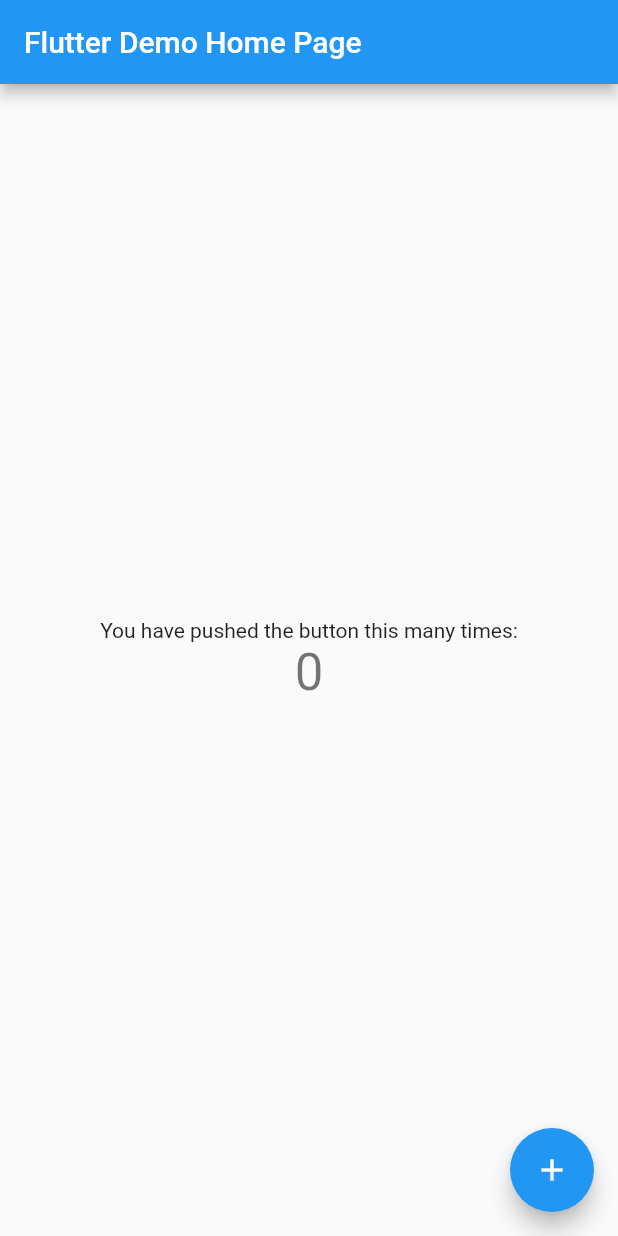
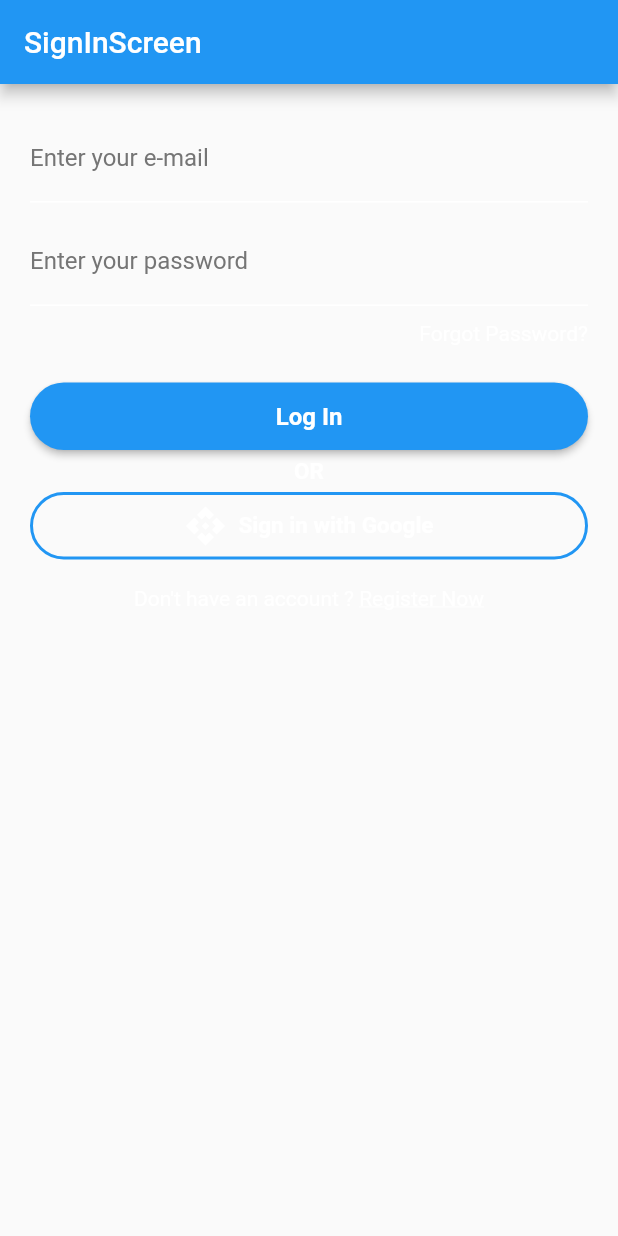
Before and after one commit to areenasjayan333/OnetoOneChatApp, a Flutter app: the screen it shows after launch, on a phone screen of 412 x 824 dp. Run offline on Flutter 3.47's test engine with Material 2 defaults, Android fonts, the phone set to English and light mode, and no system bars; our stand-ins replace firebase_auth; accounts and stored records are empty.

Commit message:
first commit

```diff
--- /dev/null
+++ b/lib/SignInScreen.dart
@@ -0,0 +1,179 @@
+import 'package:flutter/material.dart';
+
+class SignInScreen extends StatefulWidget {
+  @override
+  _SignInScreenState createState() => _SignInScreenState();
+}
+
+class _SignInScreenState extends State<SignInScreen> {
+  final formKey = GlobalKey<FormState>();
+  TextEditingController emailTextEditingController = TextEditingController();
+  TextEditingController passwordTextEditingController = TextEditingController();
+  @override
+  Widget build(BuildContext context) {
+    return Scaffold(
+      appBar: AppBar(
+        title: Text('SignInScreen'),
+      ),
+      body:
+          // ? Container(child: Center(child: CircularProgressIndicator()))
+          SingleChildScrollView(
+        child: Padding(
+          padding: const EdgeInsets.all(20.0),
+          child: Column(
+            mainAxisAlignment: MainAxisAlignment.spaceBetween,
+            children: [
+              Form(
+                key: formKey,
+                child: Column(
+                  children: [
+                    TextFormField(
+                      controller: emailTextEditingController,
+                      validator: (val) {
+                        return RegExp(
+                                    r"^[a-zA-Z0-9.a-zA-Z0-9.!#$%&'*+-/=?^_`{|}~]+@[a-zA-Z0-9]+\.[a-zA-Z]+")
+                                .hasMatch(val!)
+                            ? null
+                            : "Please provide a valid email-id";
+                      },
+                      style: TextStyle(color: Colors.white),
+                      decoration: InputDecoration(
+                          enabledBorder: UnderlineInputBorder(
+                            borderSide: BorderSide(color: Colors.white),
+                          ),
+                          labelText: 'Enter your e-mail ',
+                          labelStyle: TextStyle(
+                            color: Colors.grey[600],
+                          )),
+                    ),
+                    SizedBox(
+                      height: 10,
+                    ),
+                    TextFormField(
+                      controller: passwordTextEditingController,
+                      validator: (val) {
+                        if (val!.length > 6) {
+                          return null;
+                        } else {
+                          return "Please provide password";
+                        }
+                      },
+                      obscureText: true,
+                      style: TextStyle(color: Colors.white),
+                      decoration: InputDecoration(
+                          enabledBorder: UnderlineInputBorder(
+                            borderSide: BorderSide(color: Colors.white),
+                          ),
+                          labelText: 'Enter your password',
+                          labelStyle: TextStyle(
+                            color: Colors.grey[600],
+                          )),
+                    ),
+                  ],
+                ),
+              ),
+              SizedBox(
+                height: 10,
+              ),
+              Container(
+                alignment: Alignment(1.0, 0.0),
+                child: Text(
+                  'Forgot Password?',
+                  style: TextStyle(color: Colors.white),
+                ),
+              ),
+              SizedBox(
+                height: 25,
+              ),
+              SizedBox(
+                width: double.infinity,
+                height: 45,
+                child: ElevatedButton(
+                  style: ElevatedButton.styleFrom(
+                    primary: Colors.blue,
+                    onPrimary: Colors.white,
+                    shape: RoundedRectangleBorder(
+                      borderRadius: BorderRadius.all(
+                        Radius.circular(30),
+                      ),
+                    ),
+                  ),
+                  onPressed: () {},
+                  child: Text(
+                    'Log In',
+                    style: TextStyle(
+                        color: Colors.white,
+                        fontWeight: FontWeight.bold,
+                        fontSize: 16),
+                  ),
+                ),
+              ),
+              SizedBox(
+                height: 5,
+              ),
+              Text(
+                "OR",
+                textAlign: TextAlign.center,
+                style: TextStyle(
+                    color: Colors.white,
+                    fontWeight: FontWeight.bold,
+                    fontSize: 15),
+              ),
+              SizedBox(
+                height: 5,
+              ),
+              SizedBox(
+                width: double.infinity, //260
+                height: 45,
+                child: OutlinedButton.icon(
+                  style: OutlinedButton.styleFrom(
+                    primary: Colors.white,
+                    side: BorderSide(color: Colors.blue, width: 2.0),
+                    shape: RoundedRectangleBorder(
+                      borderRadius: BorderRadius.all(
+                        Radius.circular(30),
+                      ),
+                    ),
+                  ),
+                  icon: Icon(
+                    Icons.api,
+                    size: 28,
+                  ),
+                  label: Text(
+                    'Sign in with Google',
+                    style: TextStyle(
+                        color: Colors.white,
+                        fontWeight: FontWeight.w600,
+                        fontSize: 15),
+                  ),
+                  onPressed: () {},
+                ),
+              ),
+              SizedBox(height: 10),
+              Row(
+                mainAxisAlignment: MainAxisAlignment.center,
+                children: [
+                  Text("Don't have an account ? ",
+                      style: TextStyle(
+                        color: Colors.white,
+                      )),
+                  GestureDetector(
+                    onTap: () {},
+                    child: Container(
+                      padding: EdgeInsets.symmetric(vertical: 8),
+                      child: Text("Register Now",
+                          style: TextStyle(
+                            color: Colors.white,
+                            decoration: TextDecoration.underline,
+                          )),
+                    ),
+                  )
+                ],
+              )
+            ],
+          ),
+        ),
+      ),
+    );
+  }
+}
--- a/lib/main.dart
+++ b/lib/main.dart
@@ -1,113 +1,19 @@
 import 'package:flutter/material.dart';
+import 'SignInScreen.dart';
 
 void main() {
   runApp(MyApp());
 }
 
 class MyApp extends StatelessWidget {
-  // This widget is the root of your application.
   @override
   Widget build(BuildContext context) {
     return MaterialApp(
       title: 'Flutter Demo',
       theme: ThemeData(
-        // This is the theme of your application.
-        //
-        // Try running your application with "flutter run". You'll see the
-        // application has a blue toolbar. Then, without quitting the app, try
-        // changing the primarySwatch below to Colors.green and then invoke
-        // "hot reload" (press "r" in the console where you ran "flutter run",
-        // or simply save your changes to "hot reload" in a Flutter IDE).
-        // Notice that the counter didn't reset back to zero; the application
-        // is not restarted.
         primarySwatch: Colors.blue,
       ),
-      home: MyHomePage(title: 'Flutter Demo Home Page'),
+      home: SignInScreen(),
     );
   }
 }
-
-class MyHomePage extends StatefulWidget {
-  MyHomePage({Key? key, required this.title}) : super(key: key);
-
-  // This widget is the home page of your application. It is stateful, meaning
-  // that it has a State object (defined below) that contains fields that affect
-  // how it looks.
-
-  // This class is the configuration for the state. It holds the values (in this
-  // case the title) provided by the parent (in this case the App widget) and
-  // used by the build method of the State. Fields in a Widget subclass are
-  // always marked "final".
-
-  final String title;
-
-  @override
-  _MyHomePageState createState() => _MyHomePageState();
-}
-
-class _MyHomePageState extends State<MyHomePage> {
-  int _counter = 0;
-
-  void _incrementCounter() {
-    setState(() {
-      // This call to setState tells the Flutter framework that something has
-      // changed in this State, which causes it to rerun the build method below
-      // so that the display can reflect the updated values. If we changed
-      // _counter without calling setState(), then the build method would not be
-      // called again, and so nothing would appear to happen.
-      _counter++;
-    });
-  }
-
-  @override
-  Widget build(BuildContext context) {
-    // This method is rerun every time setState is called, for instance as done
-    // by the _incrementCounter method above.
-    //
-    // The Flutter framework has been optimized to make rerunning build methods
-    // fast, so that you can just rebuild anything that needs updating rather
-    // than having to individually change instances of widgets.
-    return Scaffold(
-      appBar: AppBar(
-        // Here we take the value from the MyHomePage object that was created by
-        // the App.build method, and use it to set our appbar title.
-        title: Text(widget.title),
-      ),
-      body: Center(
-        // Center is a layout widget. It takes a single child and positions it
-        // in the middle of the parent.
-        child: Column(
-          // Column is also a layout widget. It takes a list of children and
-          // arranges them vertically. By default, it sizes itself to fit its
-          // children horizontally, and tries to be as tall as its parent.
-          //
-          // Invoke "debug painting" (press "p" in the console, choose the
-          // "Toggle Debug Paint" action from the Flutter Inspector in Android
-          // Studio, or the "Toggle Debug Paint" command in Visual Studio Code)
-          // to see the wireframe for each widget.
-          //
-          // Column has various properties to control how it sizes itself and
-          // how it positions its children. Here we use mainAxisAlignment to
-          // center the children vertically; the main axis here is the vertical
-          // axis because Columns are vertical (the cross axis would be
-          // horizontal).
-          mainAxisAlignment: MainAxisAlignment.center,
-          children: <Widget>[
-            Text(
-              'You have pushed the button this many times:',
-            ),
-            Text(
-              '$_counter',
-              style: Theme.of(context).textTheme.headline4,
-            ),
-          ],
-        ),
-      ),
-      floatingActionButton: FloatingActionButton(
-        onPressed: _incrementCounter,
-        tooltip: 'Increment',
-        child: Icon(Icons.add),
-      ), // This trailing comma makes auto-formatting nicer for build methods.
-    );
-  }
-}
--- a/pubspec.yaml
+++ b/pubspec.yaml
@@ -23,7 +23,8 @@ environment:
 dependencies:
   flutter:
     sdk: flutter
-
+  firebase_auth: ^3.0.1
+  firebase_core: ^1.4.0
 
   # The following adds the Cupertino Icons font to your application.
   # Use with the CupertinoIcons class for iOS style icons.
```
Also changed, not shown: lib/Authentication.dart (added, +51 -0 lines), lib/SearchScreen.dart (added, +46 -0 lines), lib/SignUpScreen.dart (added, +181 -0 lines), pubspec.lock, 3 other files.
